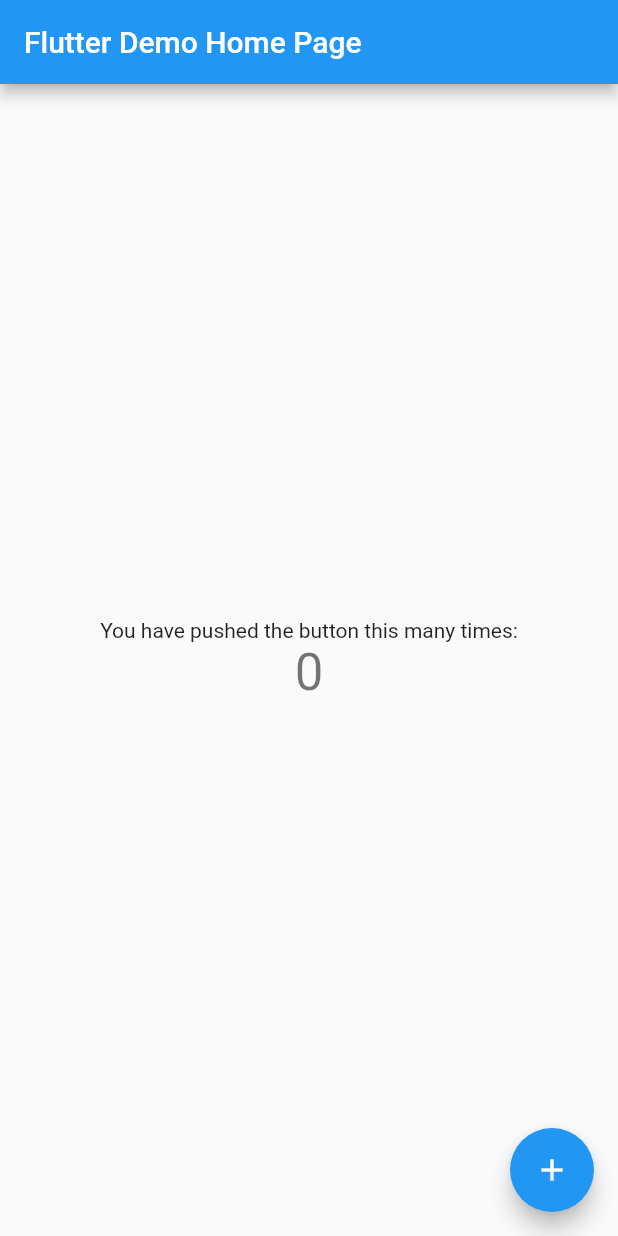
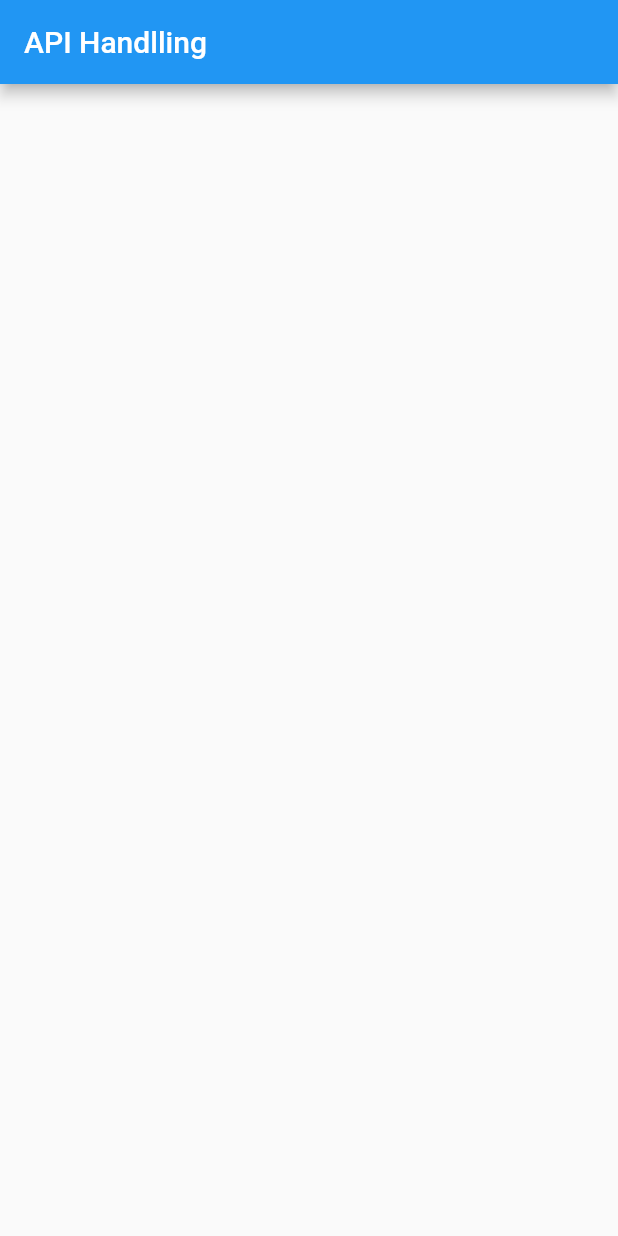
Before and after one commit to Nitesh8795/API-Handling, a Flutter app: the screen it shows after launch, on a phone screen of 412 x 824 dp. Run offline on Flutter 3.47's test engine with Material 2 defaults, Android fonts, the phone set to English and light mode, and no system bars.

```diff
--- /dev/null
+++ b/lib/home.dart
@@ -0,0 +1,24 @@
+import 'package:flutter/material.dart';
+
+class HomeScreen extends StatefulWidget {
+  const HomeScreen({Key? key}) : super(key: key);
+
+  @override
+  State<HomeScreen> createState() => _HomeScreenState();
+}
+
+class _HomeScreenState extends State<HomeScreen> {
+  @override
+  Widget build(BuildContext context) {
+    return Scaffold(
+      appBar: AppBar(
+        title: Text("API Handlling"),
+      ),
+      body: Column(
+        children: <Widget>[
+
+        ],
+      ),
+    );
+  }
+}
--- a/lib/main.dart
+++ b/lib/main.dart
@@ -1,3 +1,4 @@
+import 'package:api_handling/home.dart';
 import 'package:flutter/material.dart';
 
 void main() {
@@ -7,109 +8,14 @@ void main() {
 class MyApp extends StatelessWidget {
   const MyApp({Key? key}) : super(key: key);
 
-  // This widget is the root of your application.
   @override
   Widget build(BuildContext context) {
     return MaterialApp(
       title: 'Flutter Demo',
       theme: ThemeData(
-        // This is the theme of your application.
-        //
-        // Try running your application with "flutter run". You'll see the
-        // application has a blue toolbar. Then, without quitting the app, try
-        // changing the primarySwatch below to Colors.green and then invoke
-        // "hot reload" (press "r" in the console where you ran "flutter run",
-        // or simply save your changes to "hot reload" in a Flutter IDE).
-        // Notice that the counter didn't reset back to zero; the application
-        // is not restarted.
         primarySwatch: Colors.blue,
       ),
-      home: const MyHomePage(title: 'Flutter Demo Home Page'),
+      home: HomeScreen(),
     );
   }
 }
-
-class MyHomePage extends StatefulWidget {
-  const MyHomePage({Key? key, required this.title}) : super(key: key);
-
-  // This widget is the home page of your application. It is stateful, meaning
-  // that it has a State object (defined below) that contains fields that affect
-  // how it looks.
-
-  // This class is the configuration for the state. It holds the values (in this
-  // case the title) provided by the parent (in this case the App widget) and
-  // used by the build method of the State. Fields in a Widget subclass are
-  // always marked "final".
-
-  final String title;
-
-  @override
-  State<MyHomePage> createState() => _MyHomePageState();
-}
-
-class _MyHomePageState extends State<MyHomePage> {
-  int _counter = 0;
-
-  void _incrementCounter() {
-    setState(() {
-      // This call to setState tells the Flutter framework that something has
-      // changed in this State, which causes it to rerun the build method below
-      // so that the display can reflect the updated values. If we changed
-      // _counter without calling setState(), then the build method would not be
-      // called again, and so nothing would appear to happen.
-      _counter++;
-    });
-  }
-
-  @override
-  Widget build(BuildContext context) {
-    // This method is rerun every time setState is called, for instance as done
-    // by the _incrementCounter method above.
-    //
-    // The Flutter framework has been optimized to make rerunning build methods
-    // fast, so that you can just rebuild anything that needs updating rather
-    // than having to individually change instances of widgets.
-    return Scaffold(
-      appBar: AppBar(
-        // Here we take the value from the MyHomePage object that was created by
-        // the App.build method, and use it to set our appbar title.
-        title: Text(widget.title),
-      ),
-      body: Center(
-        // Center is a layout widget. It takes a single child and positions it
-        // in the middle of the parent.
-        child: Column(
-          // Column is also a layout widget. It takes a list of children and
-          // arranges them vertically. By default, it sizes itself to fit its
-          // children horizontally, and tries to be as tall as its parent.
-          //
-          // Invoke "debug painting" (press "p" in the console, choose the
-          // "Toggle Debug Paint" action from the Flutter Inspector in Android
-          // Studio, or the "Toggle Debug Paint" command in Visual Studio Code)
-          // to see the wireframe for each widget.
-          //
-          // Column has various properties to control how it sizes itself and
-          // how it positions its children. Here we use mainAxisAlignment to
-          // center the children vertically; the main axis here is the vertical
-          // axis because Columns are vertical (the cross axis would be
-          // horizontal).
-          mainAxisAlignment: MainAxisAlignment.center,
-          children: <Widget>[
-            const Text(
-              'You have pushed the button this many times:',
-            ),
-            Text(
-              '$_counter',
-              style: Theme.of(context).textTheme.headline4,
-            ),
-          ],
-        ),
-      ),
-      floatingActionButton: FloatingActionButton(
-        onPressed: _incrementCounter,
-        tooltip: 'Increment',
-        child: const Icon(Icons.add),
-      ), // This trailing comma makes auto-formatting nicer for build methods.
-    );
-  }
-}
```
